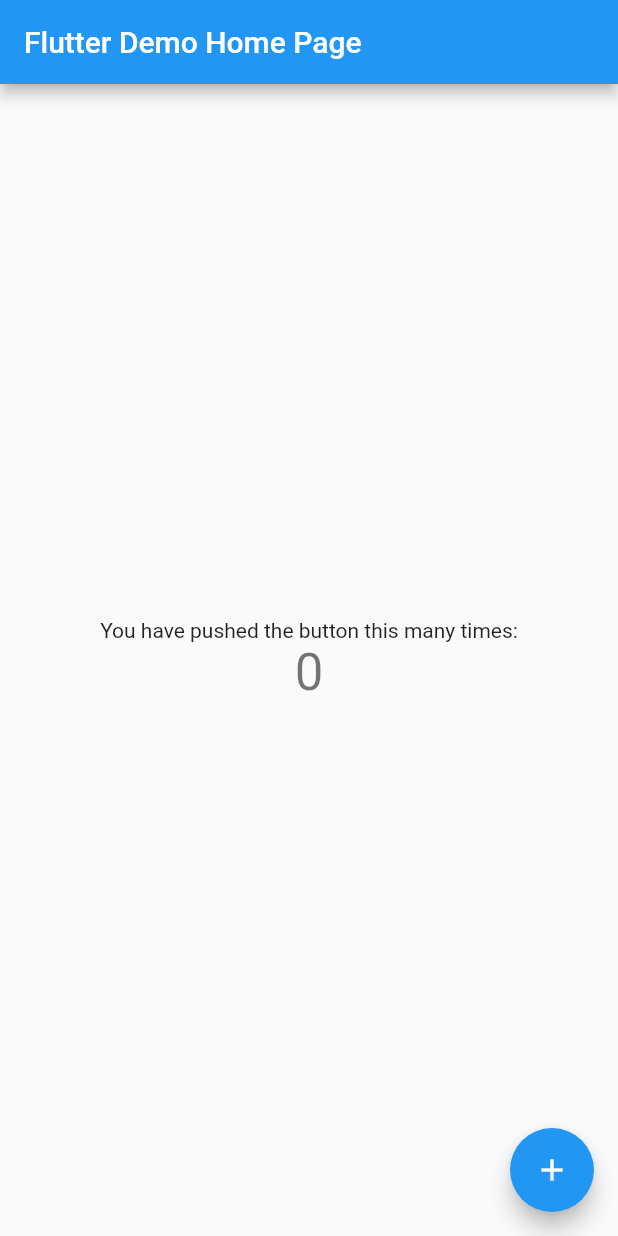
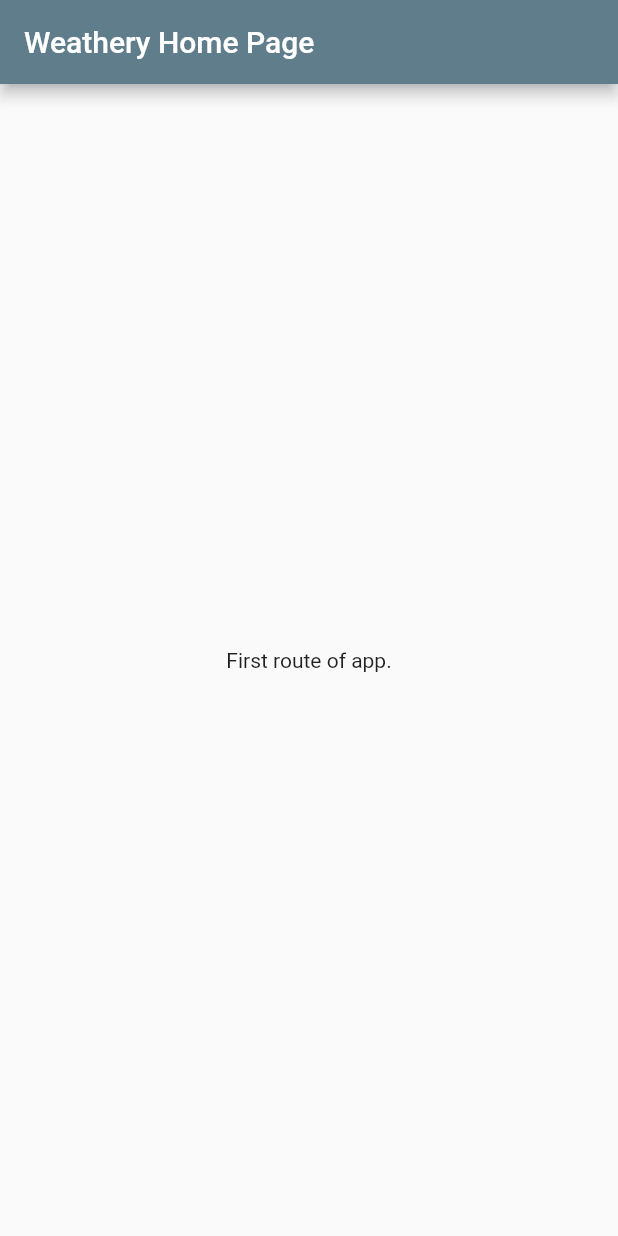
Before and after one commit to Detective-Khalifah/weathery, a Flutter app: the screen it shows after launch, on a phone screen of 412 x 824 dp. Run offline on Flutter 3.47's test engine with Material 2 defaults, Android fonts, the phone set to English and light mode, and no system bars.

Commit message:
Remove demo code. Replace 'primarySwatch' value with a Colors.blueGrey colour.

```diff
--- a/lib/main.dart
+++ b/lib/main.dart
@@ -5,24 +5,22 @@ void main() {
 }
 
 class MyApp extends StatelessWidget {
-  // This widget is the root of your application.
+  // This widget is the root of this application.
   @override
-  Widget build(BuildContext context) {
+  Widget build(BuildContext contet) {
     return MaterialApp(
-      title: 'Flutter Demo',
+      title: 'Weathery App',
       theme: ThemeData(
-        // This is the theme of your application.
+        // This is the theme of the Weathery application.
         //
         // Try running your application with "flutter run". You'll see the
         // application has a blue toolbar. Then, without quitting the app, try
         // changing the primarySwatch below to Colors.green and then invoke
         // "hot reload" (press "r" in the console where you ran "flutter run",
         // or simply save your changes to "hot reload" in a Flutter IDE).
-        // Notice that the counter didn't reset back to zero; the application
-        // is not restarted.
-        primarySwatch: Colors.blue,
+        primarySwatch: Colors.blueGrey,
       ),
-      home: MyHomePage(title: 'Flutter Demo Home Page'),
+      home: MyHomePage(title: 'Weathery Home Page'),
     );
   }
 }
@@ -30,14 +28,9 @@ class MyApp extends StatelessWidget {
 class MyHomePage extends StatefulWidget {
   MyHomePage({Key? key, required this.title}) : super(key: key);
 
-  // This widget is the home page of your application. It is stateful, meaning
+  // This widget is the home page of this application. It is stateful, meaning
   // that it has a State object (defined below) that contains fields that affect
   // how it looks.
-
-  // This class is the configuration for the state. It holds the values (in this
-  // case the title) provided by the parent (in this case the App widget) and
-  // used by the build method of the State. Fields in a Widget subclass are
-  // always marked "final".
 
   final String title;
 
@@ -46,24 +39,8 @@ class MyHomePage extends StatefulWidget {
 }
 
 class _MyHomePageState extends State<MyHomePage> {
-  int _counter = 0;
-
-  void _incrementCounter() {
-    setState(() {
-      // This call to setState tells the Flutter framework that something has
-      // changed in this State, which causes it to rerun the build method below
-      // so that the display can reflect the updated values. If we changed
-      // _counter without calling setState(), then the build method would not be
-      // called again, and so nothing would appear to happen.
-      _counter++;
-    });
-  }
-
   @override
   Widget build(BuildContext context) {
-    // This method is rerun every time setState is called, for instance as done
-    // by the _incrementCounter method above.
-    //
     // The Flutter framework has been optimized to make rerunning build methods
     // fast, so that you can just rebuild anything that needs updating rather
     // than having to individually change instances of widgets.
@@ -77,36 +54,13 @@ class _MyHomePageState extends State<MyHomePage> {
         // Center is a layout widget. It takes a single child and positions it
         // in the middle of the parent.
         child: Column(
-          // Column is also a layout widget. It takes a list of children and
-          // arranges them vertically. By default, it sizes itself to fit its
-          // children horizontally, and tries to be as tall as its parent.
-          //
-          // Invoke "debug painting" (press "p" in the console, choose the
-          // "Toggle Debug Paint" action from the Flutter Inspector in Android
-          // Studio, or the "Toggle Debug Paint" command in Visual Studio Code)
-          // to see the wireframe for each widget.
-          //
-          // Column has various properties to control how it sizes itself and
-          // how it positions its children. Here we use mainAxisAlignment to
-          // center the children vertically; the main axis here is the vertical
-          // axis because Columns are vertical (the cross axis would be
-          // horizontal).
           mainAxisAlignment: MainAxisAlignment.center,
           children: <Widget>[
             Text(
-              'You have pushed the button this many times:',
-            ),
-            Text(
-              '$_counter',
-              style: Theme.of(context).textTheme.headline4,
+              'First route of app.',
             ),
           ],
         ),
-      ),
-      floatingActionButton: FloatingActionButton(
-        onPressed: _incrementCounter,
-        tooltip: 'Increment',
-        child: Icon(Icons.add),
       ), // This trailing comma makes auto-formatting nicer for build methods.
     );
   }
```
